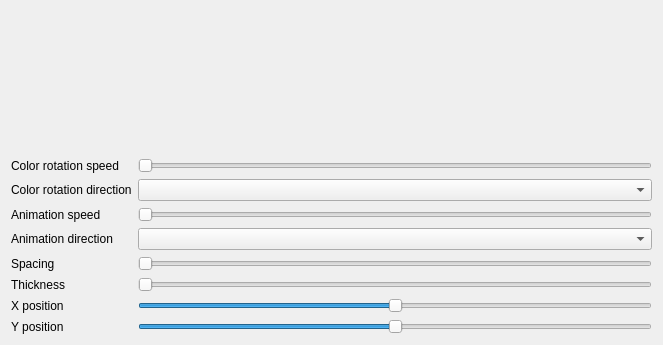
Old version of the form Effects/Hypnotoad/Hypnotoad.ui in the repository DLdota/OpenRGBEffectsPlugin.
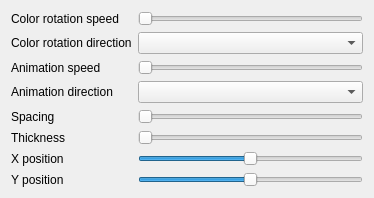
New version of the form. Custom widgets are drawn as their Qt base class.

Commit message: Effect page rework, WIP

```diff
--- a/Effects/Hypnotoad/Hypnotoad.ui
+++ b/Effects/Hypnotoad/Hypnotoad.ui
@@ -6,20 +6,24 @@
    <rect>
     <x>0</x>
     <y>0</y>
-    <width>663</width>
-    <height>345</height>
+    <width>374</width>
+    <height>194</height>
    </rect>
   </property>
   <property name="windowTitle">
    <string>Form</string>
   </property>
   <layout class="QGridLayout" name="gridLayout">
-   <item row="6" column="1">
-    <widget class="QTooltipedSlider" name="thickness">
+   <item row="0" column="0">
+    <widget class="QLabel" name="color_rotation_speed_label">
+     <property name="text">
+      <string>Color rotation speed</string>
+     </property>
+    </widget>
+   </item>
+   <item row="2" column="1">
+    <widget class="QTooltipedSlider" name="animation_speed">
      <property name="minimum">
-      <number>1</number>
-     </property>
-     <property name="maximum">
       <number>10</number>
      </property>
      <property name="orientation">
@@ -27,7 +31,7 @@
      </property>
     </widget>
    </item>
-   <item row="5" column="0">
+   <item row="4" column="0">
     <widget class="QLabel" name="spacing_label">
      <property name="text">
       <string>Spacing</string>
@@ -35,50 +39,26 @@
     </widget>
    </item>
    <item row="1" column="0">
-    <widget class="QLabel" name="color_rotation_speed_label">
-     <property name="text">
-      <string>Color rotation speed</string>
-     </property>
-    </widget>
-   </item>
-   <item row="2" column="0">
     <widget class="QLabel" name="color_rotation_direction_label">
      <property name="text">
       <string>Color rotation direction</string>
      </property>
     </widget>
    </item>
-   <item row="3" column="1">
-    <widget class="QTooltipedSlider" name="animation_speed">
-     <property name="minimum">
-      <number>10</number>
-     </property>
-     <property name="orientation">
-      <enum>Qt::Horizontal</enum>
-     </property>
-    </widget>
-   </item>
-   <item row="7" column="0">
-    <widget class="QLabel" name="cx_label">
-     <property name="text">
-      <string>X position</string>
-     </property>
-    </widget>
-   </item>
-   <item row="4" column="0">
-    <widget class="QLabel" name="animation_direction_label">
-     <property name="text">
-      <string>Animation direction</string>
-     </property>
-    </widget>
-   </item>
    <item row="4" column="1">
-    <widget class="QComboBox" name="animation_direction"/>
+    <widget class="QTooltipedSlider" name="spacing">
+     <property name="minimum">
+      <number>1</number>
+     </property>
+     <property name="maximum">
+      <number>10</number>
+     </property>
+     <property name="orientation">
+      <enum>Qt::Horizontal</enum>
+     </property>
+    </widget>
    </item>
-   <item row="2" column="1">
-    <widget class="QComboBox" name="color_rotation_direction"/>
-   </item>
-   <item row="1" column="1">
+   <item row="0" column="1">
     <widget class="QTooltipedSlider" name="color_rotation_speed">
      <property name="minimum">
       <number>10</number>
@@ -88,54 +68,77 @@
      </property>
     </widget>
    </item>
+   <item row="7" column="1">
+    <widget class="QTooltipedSlider" name="cy">
+     <property name="maximum">
+      <number>100</number>
+     </property>
+     <property name="singleStep">
+      <number>1</number>
+     </property>
+     <property name="pageStep">
+      <number>10</number>
+     </property>
+     <property name="value">
+      <number>50</number>
+     </property>
+     <property name="orientation">
+      <enum>Qt::Horizontal</enum>
+     </property>
+    </widget>
+   </item>
+   <item row="1" column="1">
+    <widget class="QComboBox" name="color_rotation_direction"/>
+   </item>
+   <item row="7" column="0">
+    <widget class="QLabel" name="cy_label">
+     <property name="text">
+      <string>Y position</string>
+     </property>
+    </widget>
+   </item>
    <item row="3" column="0">
+    <widget class="QLabel" name="animation_direction_label">
+     <property name="text">
+      <string>Animation direction</string>
+     </property>
+    </widget>
+   </item>
+   <item row="5" column="1">
+    <widget class="QTooltipedSlider" name="thickness">
+     <property name="minimum">
+      <number>1</number>
+     </property>
+     <property name="maximum">
+      <number>10</number>
+     </property>
+     <property name="orientation">
+      <enum>Qt::Horizontal</enum>
+     </property>
+    </widget>
+   </item>
+   <item row="2" column="0">
     <widget class="QLabel" name="animation_speed_label">
      <property name="text">
       <string>Animation speed</string>
      </property>
     </widget>
    </item>
-   <item row="0" column="1">
-    <spacer name="verticalSpacer">
-     <property name="orientation">
-      <enum>Qt::Vertical</enum>
-     </property>
-     <property name="sizeHint" stdset="0">
-      <size>
-       <width>20</width>
-       <height>40</height>
-      </size>
-     </property>
-    </spacer>
-   </item>
-   <item row="5" column="1">
-    <widget class="QTooltipedSlider" name="spacing">
-     <property name="minimum">
-      <number>1</number>
-     </property>
-     <property name="maximum">
-      <number>10</number>
-     </property>
-     <property name="orientation">
-      <enum>Qt::Horizontal</enum>
-     </property>
-    </widget>
-   </item>
-   <item row="6" column="0">
+   <item row="5" column="0">
     <widget class="QLabel" name="thickness_label">
      <property name="text">
       <string>Thickness</string>
      </property>
     </widget>
    </item>
-   <item row="8" column="0">
-    <widget class="QLabel" name="cy_label">
+   <item row="6" column="0">
+    <widget class="QLabel" name="cx_label">
      <property name="text">
-      <string>Y position</string>
+      <string>X position</string>
      </property>
     </widget>
    </item>
-   <item row="7" column="1">
+   <item row="6" column="1">
     <widget class="QTooltipedSlider" name="cx">
      <property name="maximum">
       <number>100</number>
@@ -148,24 +151,8 @@
      </property>
     </widget>
    </item>
-   <item row="8" column="1">
-    <widget class="QTooltipedSlider" name="cy">
-     <property name="maximum">
-      <number>100</number>
-     </property>
-     <property name="singleStep">
-      <number>1</number>
-     </property>
-     <property name="pageStep">
-      <number>10</number>
-     </property>
-     <property name="value">
-      <number>50</number>
-     </property>
-     <property name="orientation">
-      <enum>Qt::Horizontal</enum>
-     </property>
-    </widget>
+   <item row="3" column="1">
+    <widget class="QComboBox" name="animation_direction"/>
    </item>
   </layout>
  </widget>
```
The commit also changes 39 other files.
